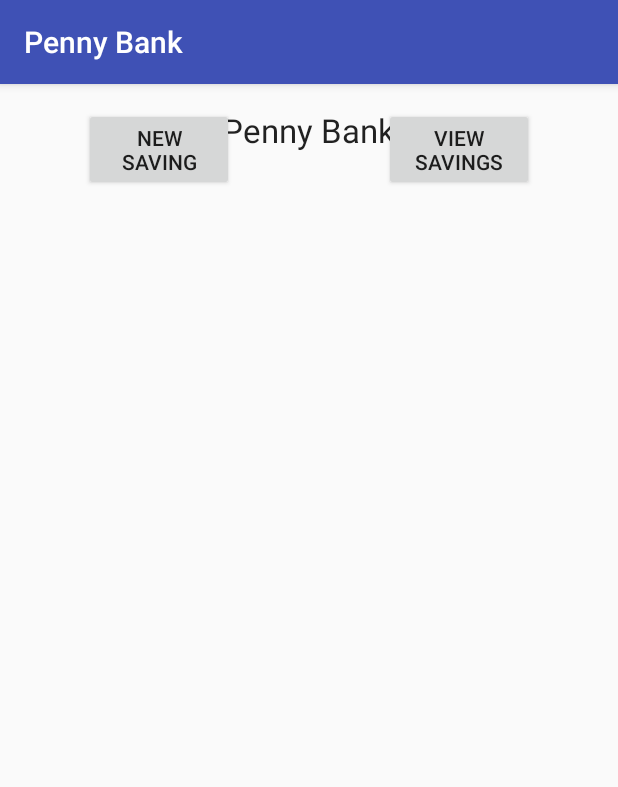
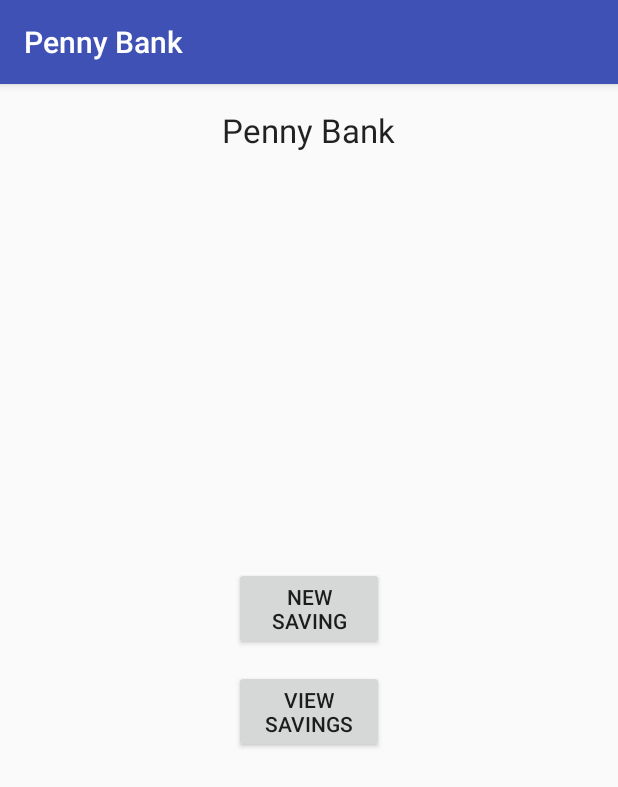
Before and after one commit to mkorunoski/Penny-Bank, an Android app: the screen it shows after launch (MainActivity), on a phone screen of 412 x 824 dp. Shown: the top 787 px of the screen. Run offline under Robolectric (Android 15) with nearby library versions, the phone set to English and light mode, and no system bars.

Commit message:
Promeni vo fragment.

```diff
--- a/PennyBank/app/src/main/res/layout/activity_main.xml
+++ b/PennyBank/app/src/main/res/layout/activity_main.xml
@@ -14,6 +14,7 @@
         android:layout_width="match_parent"
         android:layout_height="match_parent"
         android:layout_alignParentLeft="true"
-        android:layout_alignParentStart="true"
-        android:layout_alignParentTop="true" />
+        android:layout_alignParentTop="true"
+        android:fillViewport="true"
+        android:paddingpadding="20dp" />
 </RelativeLayout>
--- a/PennyBank/app/src/main/res/layout/new_saving_form_fragment_layout.xml
+++ b/PennyBank/app/src/main/res/layout/new_saving_form_fragment_layout.xml
@@ -2,15 +2,12 @@
 <RelativeLayout xmlns:android="http://schemas.android.com/apk/res/android"
     android:layout_width="match_parent"
     android:layout_height="match_parent"
-    android:orientation="vertical"
-    android:padding="10dp">
+    android:orientation="vertical">
 
     <TextView
         android:id="@+id/tv_product_name"
         android:layout_width="wrap_content"
         android:layout_height="wrap_content"
-        android:layout_column="0"
-        android:layout_row="0"
         android:text="Product name:"
         android:textAppearance="?android:attr/textAppearanceMedium" />
 
@@ -21,8 +18,6 @@
         android:layout_alignParentLeft="true"
         android:layout_alignParentStart="true"
         android:layout_below="@+id/tv_product_name"
-        android:layout_column="0"
-        android:layout_row="1"
         android:layout_toLeftOf="@+id/btn_choose_picture"
         android:layout_toStartOf="@+id/btn_choose_picture" />
 
@@ -33,8 +28,6 @@
         android:layout_alignParentLeft="true"
         android:layout_alignParentStart="true"
         android:layout_below="@+id/et_product_name"
-        android:layout_column="0"
-        android:layout_row="2"
         android:text="Product price:"
         android:textAppearance="?android:attr/textAppearanceMedium" />
 
--- a/PennyBank/app/src/main/res/layout/start_screen_fragment_layout.xml
+++ b/PennyBank/app/src/main/res/layout/start_screen_fragment_layout.xml
@@ -18,11 +18,9 @@
         android:id="@+id/btn_new_saving"
         android:layout_width="wrap_content"
         android:layout_height="wrap_content"
-        android:layout_alignParentLeft="true"
-        android:layout_alignParentStart="true"
-        android:layout_centerVertical="true"
+        android:layout_above="@+id/space"
+        android:layout_centerHorizontal="true"
         android:layout_gravity="center_horizontal"
-        android:layout_marginLeft="40dp"
         android:width="100dp"
         android:text="New saving" />
 
@@ -30,10 +28,16 @@
         android:id="@+id/btn_view_savings"
         android:layout_width="wrap_content"
         android:layout_height="wrap_content"
-        android:layout_alignParentEnd="true"
-        android:layout_alignParentRight="true"
-        android:layout_alignTop="@+id/btn_new_saving"
-        android:layout_marginRight="40dp"
+        android:layout_below="@+id/space"
+        android:layout_centerHorizontal="true"
         android:width="100dp"
         android:text="View savings" />
+
+    <Space
+        android:id="@+id/space"
+        android:layout_width="20px"
+        android:layout_height="20px"
+        android:layout_centerHorizontal="true"
+        android:layout_centerVertical="true" />
+
 </RelativeLayout>
```
